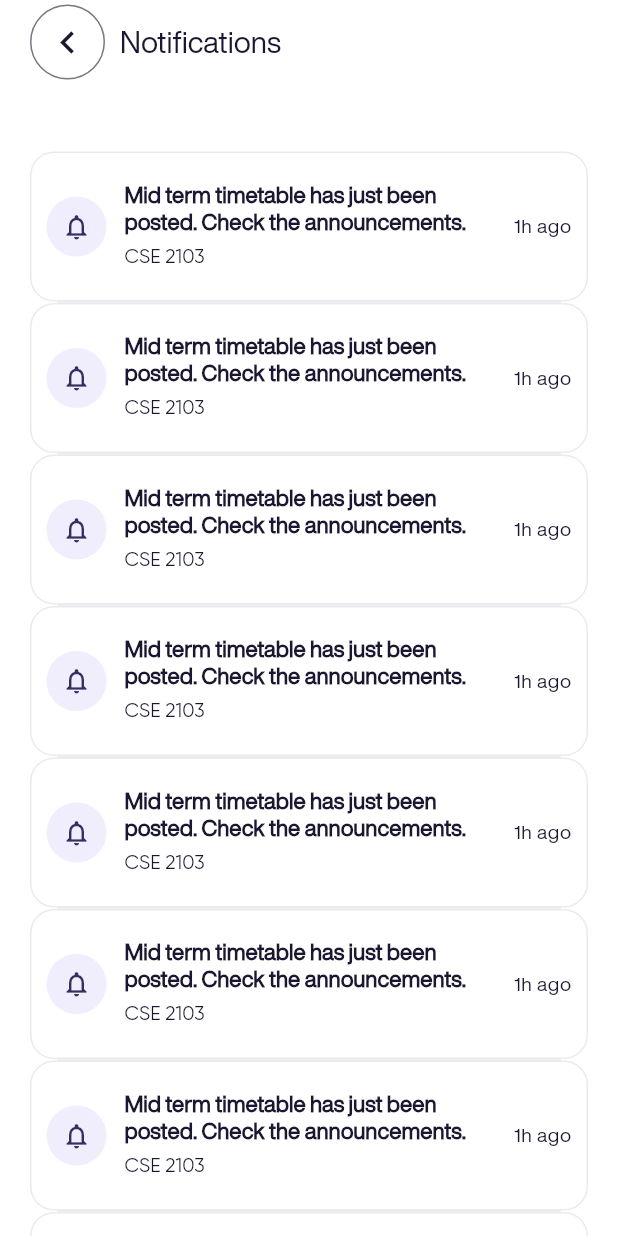
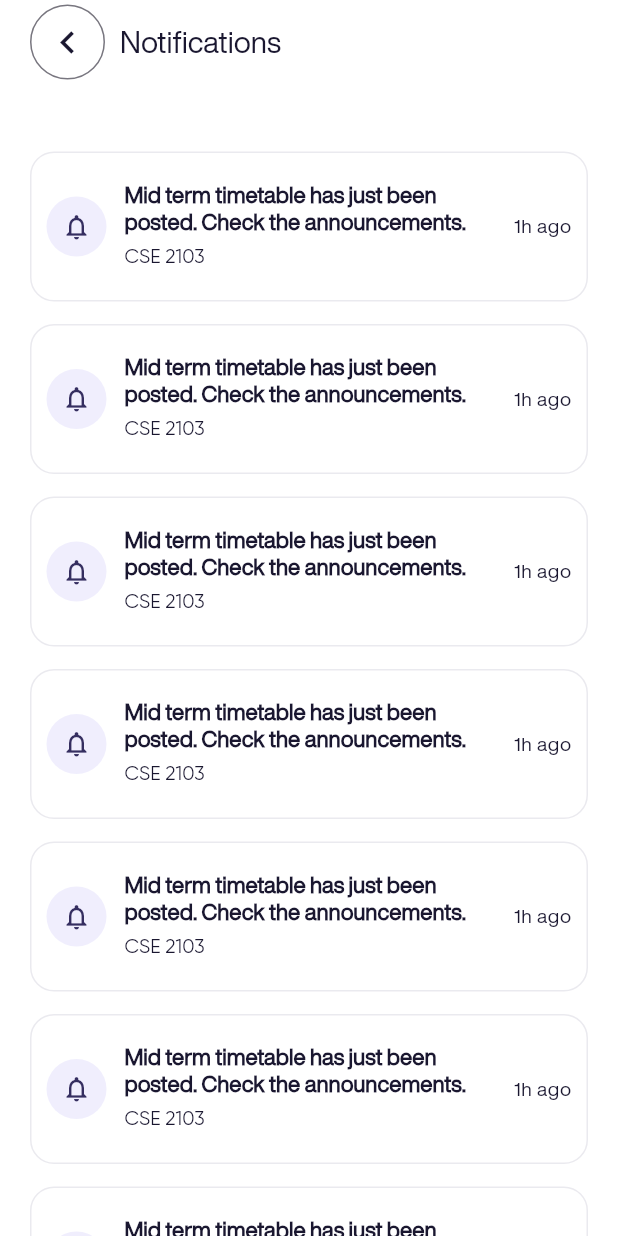
Before and after one commit to NoteHive-Aust/NoteHive, a Flutter app: the Homescreen screen opened directly, after a tap on the "notifications none" icon, on a phone screen of 412 x 824 dp. Run offline on Flutter 3.47's test engine with Material 3 defaults, Android fonts, the phone set to English and light mode, and no system bars.

Commit message:
bug fixes small changes in room and navigations.

```diff
--- a/lib/Screens/browseRoom.dart
+++ b/lib/Screens/browseRoom.dart
@@ -1,5 +1,6 @@
 import 'package:flutter/material.dart';
 import 'package:notehive/Screens/joinRoom.dart';
+import 'package:notehive/Screens/notifications_screen.dart';
 import 'package:notehive/widgets/AppbarWidgets.dart';
 import 'package:notehive/widgets/listTileForBrowseRoom.dart';
 import 'package:notehive/widgets/searchBox.dart';
@@ -100,7 +101,7 @@ class _BrowseroomState extends State<Browseroom> {
         ],
       ),
       actionsPadding: EdgeInsets.only(right: 20),
-      actions: [NotificationButtonForAppBar(context: context)],
+      actions: [NotificationButtonForAppBar(context: context,screen: NotificationsScreen())],
     );
   }
 }
--- a/lib/Screens/homeScreen.dart
+++ b/lib/Screens/homeScreen.dart
@@ -1,5 +1,6 @@
 import 'package:flutter/material.dart';
 import 'package:notehive/Screens/RoomScreen_adminOrMod.dart';
+import 'package:notehive/Screens/notifications_screen.dart';
 import 'package:notehive/Screens/roomScreen.dart';
 import 'package:notehive/Structures/roomStructure.dart';
 import 'package:notehive/Structures/userStructure.dart';
@@ -15,7 +16,7 @@ class Homescreen extends StatefulWidget {
 }
 
 class _HomescreenState extends State<Homescreen> {
-  bool isAdmin=true;
+  bool isAdmin=false;
   @override
   Widget build(BuildContext context) {
     return Scaffold(
@@ -157,7 +158,11 @@ class _HomescreenState extends State<Homescreen> {
           foregroundImage: AssetImage('assets/image.jpg'),
         ),
       ),
-      title: Column(
+      title: InkWell(
+        onTap: (){
+
+        },
+        child: Column(
           crossAxisAlignment: CrossAxisAlignment.start,
           children: [
             Text(
@@ -174,6 +179,7 @@ class _HomescreenState extends State<Homescreen> {
             ),
           ],
         ),
+      ),
       actionsPadding: EdgeInsets.only(right: 20),
       actions: [
         IconButton(
@@ -186,7 +192,7 @@ class _HomescreenState extends State<Homescreen> {
           ),
         ),
         SizedBox(width: 10),
-        NotificationButtonForAppBar(context: context),
+        NotificationButtonForAppBar(context: context,screen: NotificationsScreen()),
       ],
     );
   }
--- a/lib/Screens/joinRoom.dart
+++ b/lib/Screens/joinRoom.dart
@@ -1,5 +1,6 @@
 import 'package:flutter/material.dart';
 import 'package:flutter/services.dart';
+import 'package:notehive/Screens/roomScreen.dart';
 import 'package:notehive/widgets/leadingTitleAndTailButton.dart';
 import 'package:notehive/widgets/leadingbackButton.dart';
 import 'package:notehive/widgets/listTileForBrowseRoom.dart';
@@ -80,7 +81,7 @@ class _JoinroomState extends State<Joinroom> {
                 width: double.infinity,
                 child: ElevatedButton(
                   onPressed: () {
-
+                    Navigator.of(context).pushReplacement(MaterialPageRoute(builder: (context)=>RoomScreen(roomName: 'roomName', roomSubtitle: "roomSubtitle")));
                   },
                   style: ElevatedButton.styleFrom(
                     backgroundColor:  Color(0xFF8474F0),
--- a/lib/Screens/notifications_screen.dart
+++ b/lib/Screens/notifications_screen.dart
@@ -19,12 +19,8 @@ class _NotificationsScreenState extends State<NotificationsScreen> {
           padding: EdgeInsets.only(top: 45, bottom: 100, left: 20, right: 20),
           itemCount: 10,
           separatorBuilder: (context, index) {
-            return Divider(
-              height: 1,
-              thickness: 1,
-              indent: 18,
-              endIndent: 18,
-              color: Color(0xFF352E60).withOpacity(0.08),
+            return SizedBox(
+              height: 15,
             );
           },
           itemBuilder: (context, index) {
--- a/lib/Screens/setting_screen.dart
+++ b/lib/Screens/setting_screen.dart
@@ -1,5 +1,6 @@
 import 'package:flutter/material.dart';
 import 'package:flutter/services.dart';
+import 'package:notehive/Screens/notifications_screen.dart';
 
 import '../widgets/AppbarWidgets.dart';
 import '../widgets/bottomNavigation.dart';
@@ -24,7 +25,7 @@ class _SettingScreenState extends State<SettingScreen> {
             fontWeight: FontWeight.bold)),
         automaticallyImplyLeading: false,
         actionsPadding: EdgeInsets.only(right: 20),
-        actions: [NotificationButtonForAppBar(context: context)],
+        actions: [NotificationButtonForAppBar(context: context,screen: NotificationsScreen())],
       ),
       body: SafeArea(
         child: SingleChildScrollView(
--- a/lib/widgets/AppbarWidgets.dart
+++ b/lib/widgets/AppbarWidgets.dart
@@ -1,13 +1,13 @@
 import "package:flutter/material.dart";
 import "package:notehive/Screens/notifications_screen.dart";
 
-IconButton NotificationButtonForAppBar({required BuildContext context}) {
+IconButton NotificationButtonForAppBar({required BuildContext context,required Widget screen}) {
   return IconButton.outlined(
     iconSize: 30,
     onPressed: () {
       Navigator.push(
         context,
-        MaterialPageRoute(builder: (context) => NotificationsScreen()),
+        MaterialPageRoute(builder: (context) => screen),
       );
     },
     icon: Icon(Icons.notifications_none),
```
Also changed, not shown: lib/Screens/RoomScreen_adminOrMod.dart (+12 -6 lines), lib/Screens/resourcesScreen.dart (+56 -6 lines), lib/Screens/roomScreen.dart (+6 -3 lines), lib/Screens/room_announcement_page.dart (+2 -6 lines), lib/widgets/floatingUploadButton.dart (+5 -2 lines), assets/image.jpg. Lines whose indentation alone changed are shown as unchanged.
